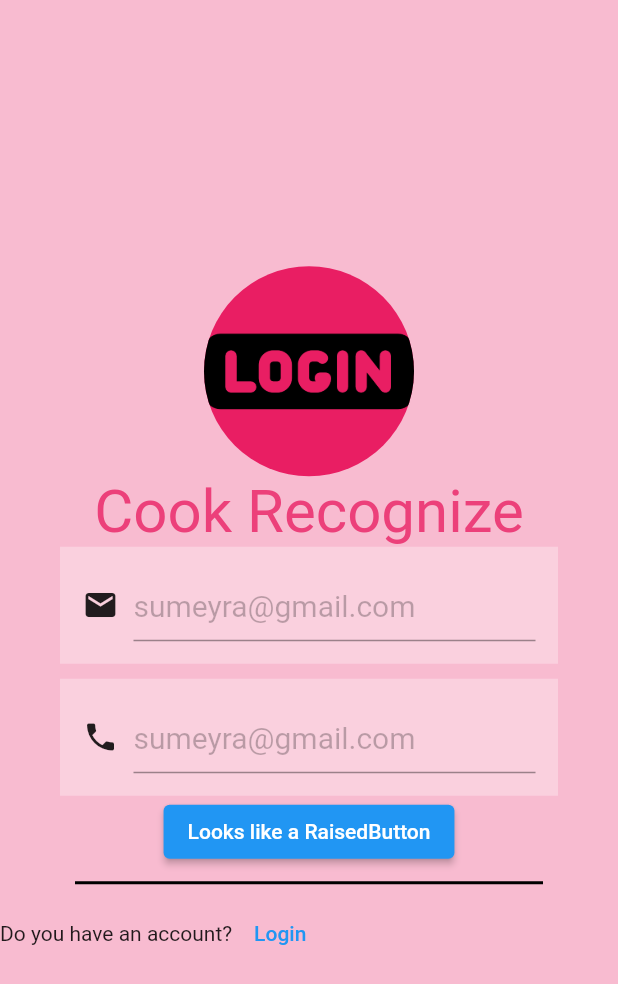
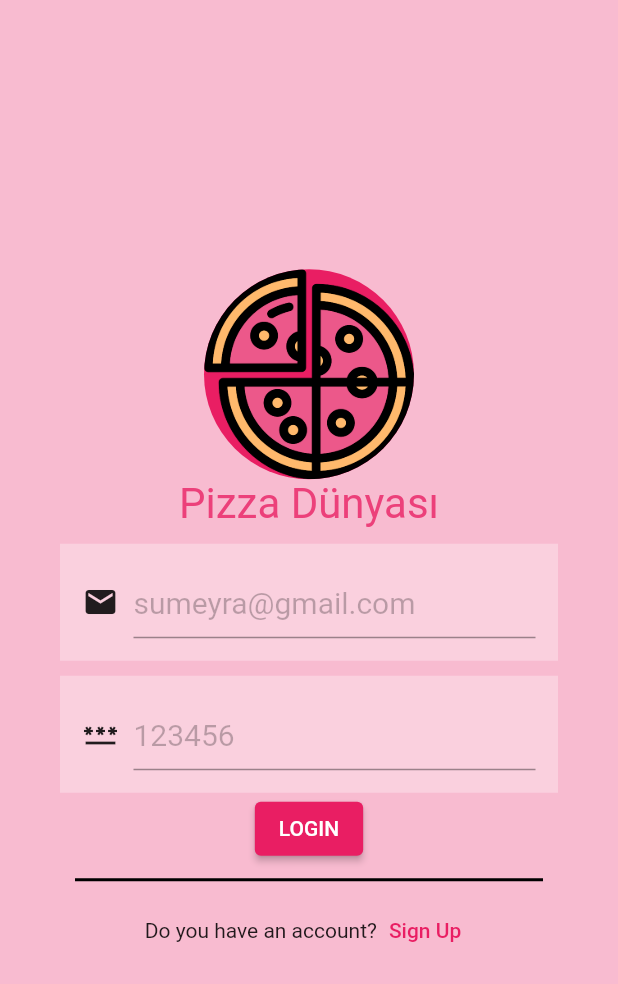
Before and after one commit to sumeyraozugur/FlutterSample, a Flutter app: the screen it shows after launch, on a phone screen of 412 x 824 dp. Shown: the top 984 px of the screen. Run offline on Flutter 3.47's test engine with Material 2 defaults, Android fonts, the phone set to English and light mode, and no system bars; Roboto replaces fonts that are missing (Cookie).

Commit message:
login page done

```diff
--- a/flutter_first/lib/login.dart
+++ b/flutter_first/lib/login.dart
@@ -20,16 +20,17 @@ class LoginPageState extends State<LoginPage> {
                 const CircleAvatar(
                   radius: 70.0,
                   backgroundColor: Colors.pink,
-                  backgroundImage: AssetImage('assets/images/1.png'),
+                  backgroundImage: AssetImage('assets/images/pizza.png'),
                 ),
                 Text(
-                  'Cook Recognize',
+                  'Pizza Dünyası',
                   style: TextStyle(
                     fontFamily: 'Cookie',
-                    fontSize: 40,
+                    fontSize: 28,
                     color: Colors.pink[400],
                   ),
                 ),
+                const SizedBox(height: 10),
                 Container(
                   margin: const EdgeInsets.symmetric(
                     horizontal: 40,
@@ -66,13 +67,14 @@ class LoginPageState extends State<LoginPage> {
                   child: Row(
                     children: const <Widget>[
                       Icon(
-                        Icons.phone,
+                        Icons.password,
                       ),
                       SizedBox(width: 10),
                       Expanded(
                         child: TextField(
+                          keyboardType: TextInputType.number,
                           decoration: InputDecoration(
-                            hintText: 'sumeyra@gmail.com',
+                            hintText: '123456',
                             hintStyle: TextStyle(
                                 color: Colors.black26, fontSize: 20.0),
                           ),
@@ -83,7 +85,8 @@ class LoginPageState extends State<LoginPage> {
                 ),
                 ElevatedButton(
                   onPressed: () {},
-                  child: Text('Looks like a RaisedButton'),
+                  child: Text('LOGIN'),
+                  style: ElevatedButton.styleFrom(primary: Colors.pink),
                 ),
                 // ignore: prefer_const_constructors
                 Divider(
@@ -94,6 +97,7 @@ class LoginPageState extends State<LoginPage> {
                   endIndent: 50,
                 ),
                 Row(
+                  mainAxisAlignment: MainAxisAlignment.center,
                   children: [
                     const Text(
                       "Do you have an account?",
@@ -101,10 +105,15 @@ class LoginPageState extends State<LoginPage> {
                     ),
                     TextButton(
                       style: TextButton.styleFrom(
-                        primary: Colors.blue,
+                        primary: Colors.pink,
                       ),
-                      onPressed: () {},
-                      child: const Text('Login'),
+                      onPressed: () {
+                        Navigator.push(
+                            context,
+                            MaterialPageRoute(
+                                builder: (context) => RegisterPage()));
+                      },
+                      child: const Text('Sign Up'),
                     ),
                   ],
                 ),
--- a/flutter_first/lib/register.dart
+++ b/flutter_first/lib/register.dart
@@ -0,0 +1,22 @@
+import 'package:flutter/material.dart';
+
+class RegisterPage extends StatefulWidget {
+  @override
+  RegisterPageState createState() => RegisterPageState();
+}
+
+class RegisterPageState extends State<RegisterPage> {
+  @override
+  Widget build(BuildContext context) {
+    return MaterialApp(
+      debugShowCheckedModeBanner: false,
+      home: Scaffold(
+        backgroundColor: Colors.pink[100],
+        body: SafeArea(),
+      )
+    );
+
+
+    )
+  }
+}
```
Also changed, not shown: flutter_first/assets/images/pizza.png (added).
